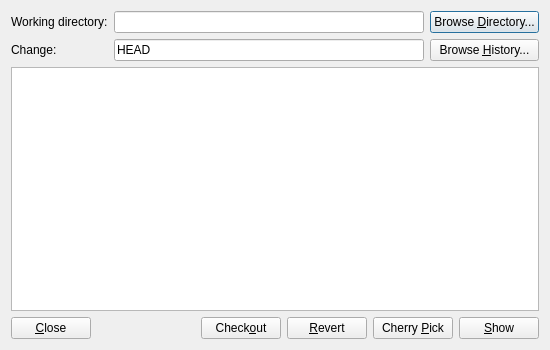
Before: the Qt Designer form src/plugins/git/changeselectiondialog.ui in qt-creator/qt-creator, drawn with Qt 5.
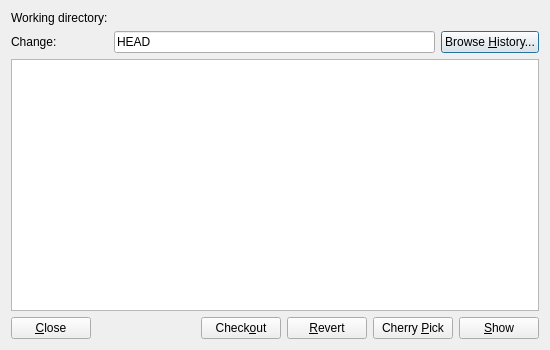
After: the same form once the commit is applied. Custom widgets are drawn as their Qt base class.

Commit message: Git: Use PathChooser for Actions on Commits

Patch:
```diff
--- a/src/plugins/git/changeselectiondialog.ui
+++ b/src/plugins/git/changeselectiondialog.ui
@@ -24,15 +24,8 @@
      </property>
     </widget>
    </item>
-   <item row="0" column="1">
-    <widget class="QLineEdit" name="workingDirectoryEdit"/>
-   </item>
-   <item row="0" column="2">
-    <widget class="QPushButton" name="selectDirectoryButton">
-     <property name="text">
-      <string>Browse &amp;Directory...</string>
-     </property>
-    </widget>
+   <item row="0" column="1" colspan="2">
+    <widget class="Utils::PathChooser" name="workingDirectoryChooser" native="true"/>
    </item>
    <item row="1" column="0">
     <widget class="QLabel" name="changeLabel">
@@ -128,6 +121,12 @@
    <extends>QLineEdit</extends>
    <header location="global">utils/completinglineedit.h</header>
   </customwidget>
+  <customwidget>
+   <class>Utils::PathChooser</class>
+   <extends>QWidget</extends>
+   <header location="global">utils/pathchooser.h</header>
+   <container>1</container>
+  </customwidget>
  </customwidgets>
  <resources/>
  <connections>
```
The commit also changes 2 other files.
